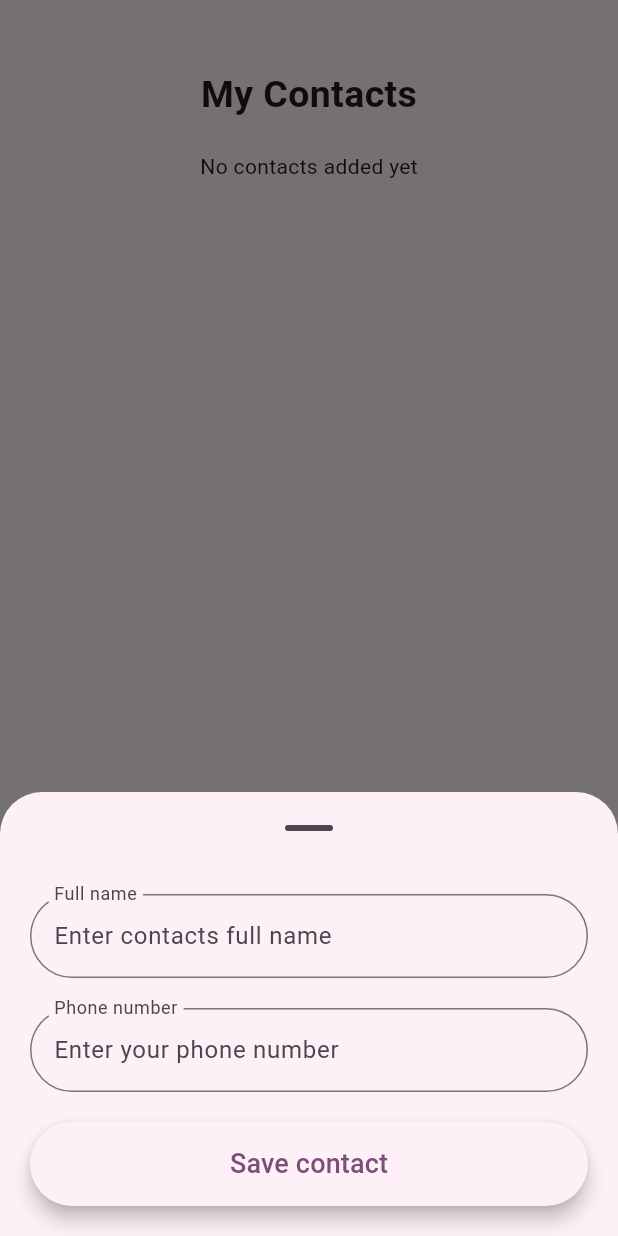
After one commit to gazdicdanica/SafeHand, a Flutter app: the AddContact screen opened directly, after a tap on the "add" icon, on a phone screen of 412 x 824 dp. The commit adds this screen. Run offline on Flutter 3.47's test engine with Material 3 defaults, Android fonts, the light colour scheme and no system bars; our stand-ins replace firebase_core, firebase_messaging; accounts and stored records are empty.

Commit message:
my contacts page

```diff
--- a/tech_says_no_flutter/lib/main.dart
+++ b/tech_says_no_flutter/lib/main.dart
@@ -1,6 +1,7 @@
 import 'package:flutter/material.dart';
 import 'package:firebase_core/firebase_core.dart';
 import 'package:tech_says_no/api/firebase_api.dart';
+import 'package:tech_says_no/widgets/add_contact.dart';
 import 'package:tech_says_no/widgets/login.dart';
 import 'firebase_options.dart';
 
@@ -25,7 +26,7 @@ class MyApp extends StatelessWidget {
         colorScheme: ColorScheme.fromSeed(seedColor: const Color.fromARGB(255, 255, 159, 245)),
         useMaterial3: true,
       ),
-      home: const LoginScreen()
+      home: const AddContact()
     );
   }
 }
--- /dev/null
+++ b/tech_says_no_flutter/lib/model/contact.dart
@@ -0,0 +1,6 @@
+class Contact{
+  String name;
+  String phoneNumber;
+
+  Contact({required this.name, required this.phoneNumber});
+}
--- /dev/null
+++ b/tech_says_no_flutter/lib/widgets/add_contact.dart
@@ -0,0 +1,137 @@
+import 'package:flutter/material.dart';
+import 'package:tech_says_no/model/contact.dart';
+import 'package:tech_says_no/widgets/contact.dart';
+
+class AddContact extends StatefulWidget {
+  const AddContact({super.key});
+
+
+  @override
+  State<AddContact> createState() => _AddContactState();
+}
+
+class _AddContactState extends State<AddContact> {
+  final TextEditingController _nameController = TextEditingController();
+  final TextEditingController _phoneController = TextEditingController();
+
+  List<Contact> contacts = List<Contact>.empty(growable: true);
+
+
+  void _showAddContactModal() {
+    showModalBottomSheet(
+      context: context,
+      showDragHandle: true,
+      isScrollControlled: true,
+      useSafeArea: true,
+      builder: (BuildContext context) {
+        return SingleChildScrollView(
+          child: Padding(
+            padding: EdgeInsets.only(
+                        bottom: MediaQuery.of(context).viewInsets.bottom, left: 20, right: 20, top: 20),
+            child: Column(
+              mainAxisSize: MainAxisSize.min,
+              children: [
+                TextField(
+                  controller: _nameController,
+                  decoration: InputDecoration(
+                    labelText: 'Full name',
+                    hintText: 'Enter contacts full name',
+                    border: OutlineInputBorder(
+                        borderRadius: BorderRadius.circular(50)),
+                    floatingLabelBehavior: FloatingLabelBehavior.always,
+                  ),
+                ),
+                const SizedBox(height: 20),
+                TextField(
+                  keyboardType: TextInputType.phone,
+                  controller: _phoneController,
+                  decoration: InputDecoration(
+                    labelText: 'Phone number',
+                    hintText: 'Enter your phone number',
+                    border: OutlineInputBorder(
+                        borderRadius: BorderRadius.circular(50)),
+                    floatingLabelBehavior: FloatingLabelBehavior.always,
+                  ),
+                ),
+                const SizedBox(height: 20),
+                SizedBox(
+                  width: double.infinity,
+                  child: ElevatedButton(
+                    onPressed: () {
+                      final String name = _nameController.text;
+                      final String phone = _phoneController.text;
+                      if (name.isNotEmpty && phone.isNotEmpty) {
+                        setState(() {
+                          contacts.add(Contact(name: name, phoneNumber: phone));
+                        });
+                        _nameController.clear();
+                        _phoneController.clear();
+                        Navigator.pop(context);
+                      }
+                    },
+                    style: ButtonStyle(
+                      padding: MaterialStateProperty.all(
+                          const EdgeInsets.symmetric(vertical: 15)),
+                      elevation: MaterialStateProperty.all(5),
+                    ),
+                    child: const Text(
+                      'Save contact',
+                      style: TextStyle(fontSize: 18),
+                    ),
+                  ),
+                ),
+                const SizedBox(height: 20),
+              ],
+            ),
+          ),
+        );
+      },
+    );
+  }
+
+  @override
+  Widget build(BuildContext context) {
+    return Scaffold(
+      floatingActionButton: FloatingActionButton(
+        onPressed: _showAddContactModal,
+        child: const Icon(Icons.add),
+      ),
+      body: SafeArea(
+        child: Padding(
+          padding: const EdgeInsets.all(25.0),
+          child: Column(
+            mainAxisAlignment: MainAxisAlignment.start,
+            mainAxisSize: MainAxisSize.max,
+            children: [
+              const SizedBox(height: 20),
+              const Text(
+                'My Contacts',
+                style: TextStyle(
+                  fontSize: 25,
+                  fontWeight: FontWeight.bold,
+                ),
+              ),
+              const SizedBox(height: 20),
+              if (contacts.isNotEmpty)
+                Expanded(
+                  child: ListView.builder(
+                    itemCount: contacts.length,
+                    itemBuilder: (context, index) {
+                      final contact = contacts[index];
+                      return ContactWidget(
+                        contact: contact,
+                      );
+                    },
+                  ),
+                ),
+              if (contacts.isEmpty)
+                const Center(
+                  child: Text('No contacts added yet'),
+                ),
+            ],
+          ),
+        ),
+      ),
+    );
+  }
+}
```
Also changed, not shown: tech_says_no_flutter/lib/widgets/contact.dart (added, +44 -0 lines).
